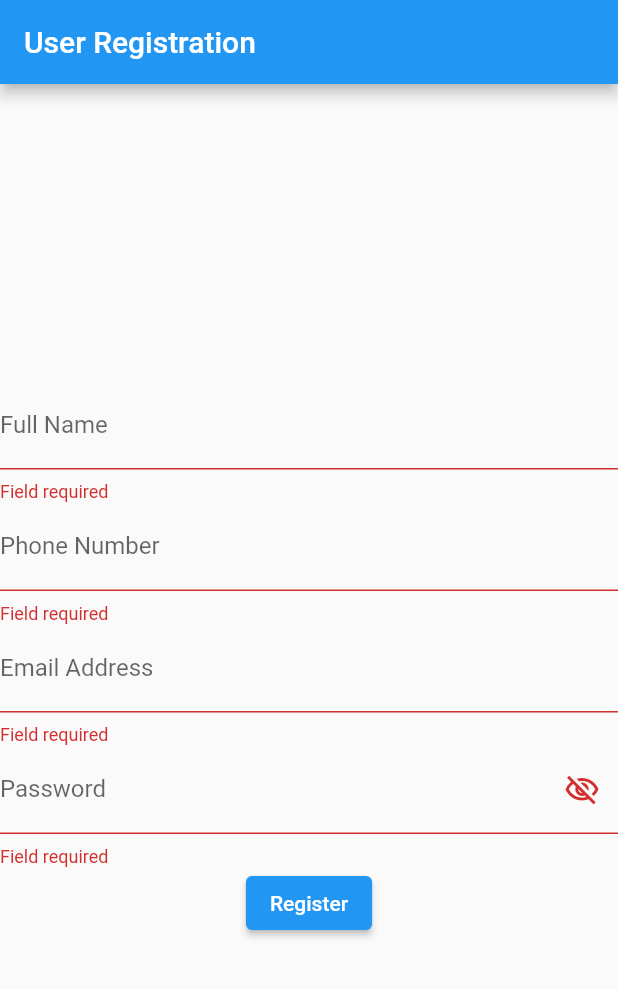
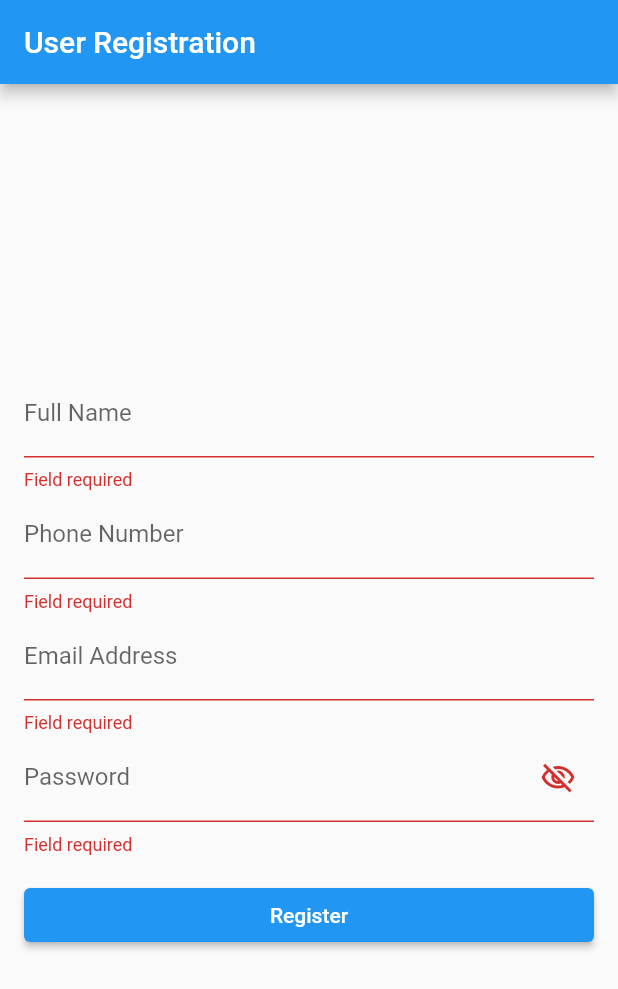
Before and after one commit to erozonachi/flutter-form-handling, a Flutter app: the screen it shows after launch, after a tap on "Register", on a phone screen of 412 x 824 dp. Shown: the top 989 px of the screen. Run offline on Flutter 3.47's test engine with Material 2 defaults, Android fonts, the phone set to English and light mode, and no system bars.

Commit message:
Removes unused files

```diff
--- a/lib/main.dart
+++ b/lib/main.dart
@@ -49,8 +49,8 @@ class _RegistrationFormState extends State<RegistrationForm> {
       final user = {
         'name': _nameController.text,
         'phone': _phoneController.text,
-        'email': _emailController,
-        'password': _passwordController
+        'email': _emailController.text,
+        'password': _passwordController.text,
       };
       print(user.toString());
 
@@ -79,6 +79,10 @@ class _RegistrationFormState extends State<RegistrationForm> {
     return Container(
       width: MediaQuery.of(context).size.width,
       height: MediaQuery.of(context).size.height,
+      child: Padding(
+        padding: EdgeInsets.symmetric(
+          horizontal: 16,
+        ),
         child: Form(
           key: _formKey,
           child: Column(
@@ -141,11 +145,23 @@ class _RegistrationFormState extends State<RegistrationForm> {
                     labelText: 'Password',
                     suffixIcon: Icon(Icons.visibility_off_outlined)),
               ),
-            ElevatedButton(
+              Row(
+                children: [
+                  Expanded(
+                    child: Padding(
+                      padding: EdgeInsets.only(
+                        top: 16,
+                      ),
+                      child: ElevatedButton(
                         onPressed: _submitForm,
                         child: Text('Register'),
                       ),
+                    ),
+                  ),
                 ],
+              ),
+            ],
+          ),
         ),
       ),
     );
```
Also changed, not shown: lib/main_old.dart (deleted, +0 -117 lines). Lines whose indentation alone changed are shown as unchanged.
